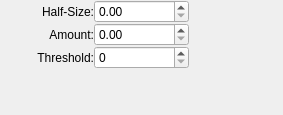
Above: krita/plugins/filters/unsharp/wdgunsharp.ui from KDE/krita before the change. Below: the same form after it.
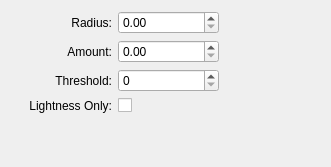
That is the form after the change.

Commit message:
Added a UI option for the LightnessOnly parameter of the Unsharp Mask filter
Also renamed half-size into more common 'radius'

BUG:329945

The edit to the form file:
```diff
--- a/krita/plugins/filters/unsharp/wdgunsharp.ui
+++ b/krita/plugins/filters/unsharp/wdgunsharp.ui
@@ -6,17 +6,11 @@
    <rect>
     <x>0</x>
     <y>0</y>
-    <width>283</width>
-    <height>115</height>
+    <width>331</width>
+    <height>167</height>
    </rect>
   </property>
-  <layout class="QGridLayout">
-   <property name="margin">
-    <number>0</number>
-   </property>
-   <property name="spacing">
-    <number>0</number>
-   </property>
+  <layout class="QGridLayout" name="gridLayout">
    <item row="0" column="0">
     <widget class="QLabel" name="textLabel1">
      <property name="sizePolicy">
@@ -26,7 +20,49 @@
       </sizepolicy>
      </property>
      <property name="text">
-      <string>Half-Size:</string>
+      <string>Radius:</string>
+     </property>
+     <property name="alignment">
+      <set>Qt::AlignRight|Qt::AlignTrailing|Qt::AlignVCenter</set>
+     </property>
+     <property name="wordWrap">
+      <bool>false</bool>
+     </property>
+    </widget>
+   </item>
+   <item row="0" column="1">
+    <widget class="QDoubleSpinBox" name="doubleHalfSize">
+     <property name="sizePolicy">
+      <sizepolicy hsizetype="Expanding" vsizetype="Fixed">
+       <horstretch>0</horstretch>
+       <verstretch>0</verstretch>
+      </sizepolicy>
+     </property>
+    </widget>
+   </item>
+   <item row="0" column="2" rowspan="4">
+    <spacer name="horizontalSpacer">
+     <property name="orientation">
+      <enum>Qt::Horizontal</enum>
+     </property>
+     <property name="sizeHint" stdset="0">
+      <size>
+       <width>40</width>
+       <height>20</height>
+      </size>
+     </property>
+    </spacer>
+   </item>
+   <item row="1" column="0">
+    <widget class="QLabel" name="textLabel3">
+     <property name="sizePolicy">
+      <sizepolicy hsizetype="MinimumExpanding" vsizetype="Preferred">
+       <horstretch>0</horstretch>
+       <verstretch>0</verstretch>
+      </sizepolicy>
+     </property>
+     <property name="text">
+      <string>Amount:</string>
      </property>
      <property name="alignment">
       <set>Qt::AlignRight|Qt::AlignTrailing|Qt::AlignVCenter</set>
@@ -68,25 +104,6 @@
      </property>
     </widget>
    </item>
-   <item row="1" column="0">
-    <widget class="QLabel" name="textLabel3">
-     <property name="sizePolicy">
-      <sizepolicy hsizetype="MinimumExpanding" vsizetype="Preferred">
-       <horstretch>0</horstretch>
-       <verstretch>0</verstretch>
-      </sizepolicy>
-     </property>
-     <property name="text">
-      <string>Amount:</string>
-     </property>
-     <property name="alignment">
-      <set>Qt::AlignRight|Qt::AlignTrailing|Qt::AlignVCenter</set>
-     </property>
-     <property name="wordWrap">
-      <bool>false</bool>
-     </property>
-    </widget>
-   </item>
    <item row="2" column="1">
     <widget class="QSpinBox" name="intThreshold">
      <property name="sizePolicy">
@@ -97,7 +114,27 @@
      </property>
     </widget>
    </item>
-   <item row="3" column="0" colspan="2">
+   <item row="3" column="0">
+    <widget class="QLabel" name="label">
+     <property name="text">
+      <string>Lightness Only:</string>
+     </property>
+     <property name="alignment">
+      <set>Qt::AlignRight|Qt::AlignTrailing|Qt::AlignVCenter</set>
+     </property>
+     <property name="wordWrap">
+      <bool>true</bool>
+     </property>
+    </widget>
+   </item>
+   <item row="3" column="1">
+    <widget class="QCheckBox" name="chkLightnessOnly">
+     <property name="text">
+      <string notr="true"/>
+     </property>
+    </widget>
+   </item>
+   <item row="4" column="0" colspan="2">
     <spacer>
      <property name="orientation">
       <enum>Qt::Vertical</enum>
@@ -113,29 +150,6 @@
      </property>
     </spacer>
    </item>
-   <item row="0" column="2" rowspan="3">
-    <spacer name="horizontalSpacer">
-     <property name="orientation">
-      <enum>Qt::Horizontal</enum>
-     </property>
-     <property name="sizeHint" stdset="0">
-      <size>
-       <width>40</width>
-       <height>20</height>
-      </size>
-     </property>
-    </spacer>
-   </item>
-   <item row="0" column="1">
-    <widget class="QDoubleSpinBox" name="doubleHalfSize">
-     <property name="sizePolicy">
-      <sizepolicy hsizetype="Expanding" vsizetype="Fixed">
-       <horstretch>0</horstretch>
-       <verstretch>0</verstretch>
-      </sizepolicy>
-     </property>
-    </widget>
-   </item>
   </layout>
  </widget>
  <resources/>
```
The commit also changes 2 other files.
